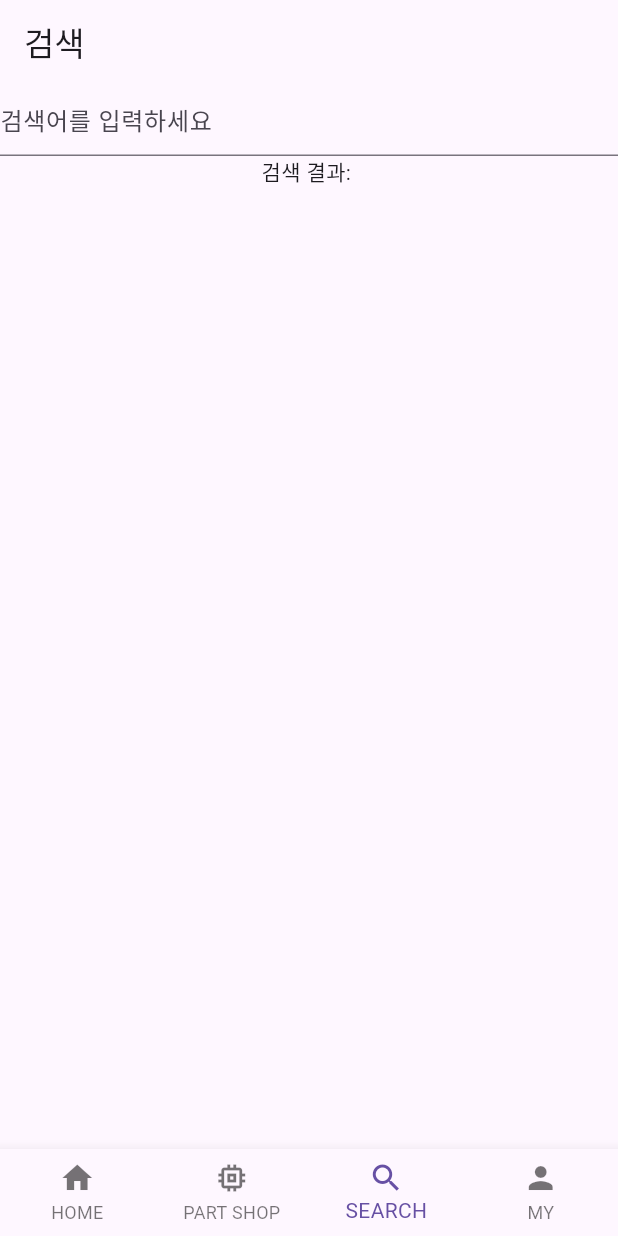
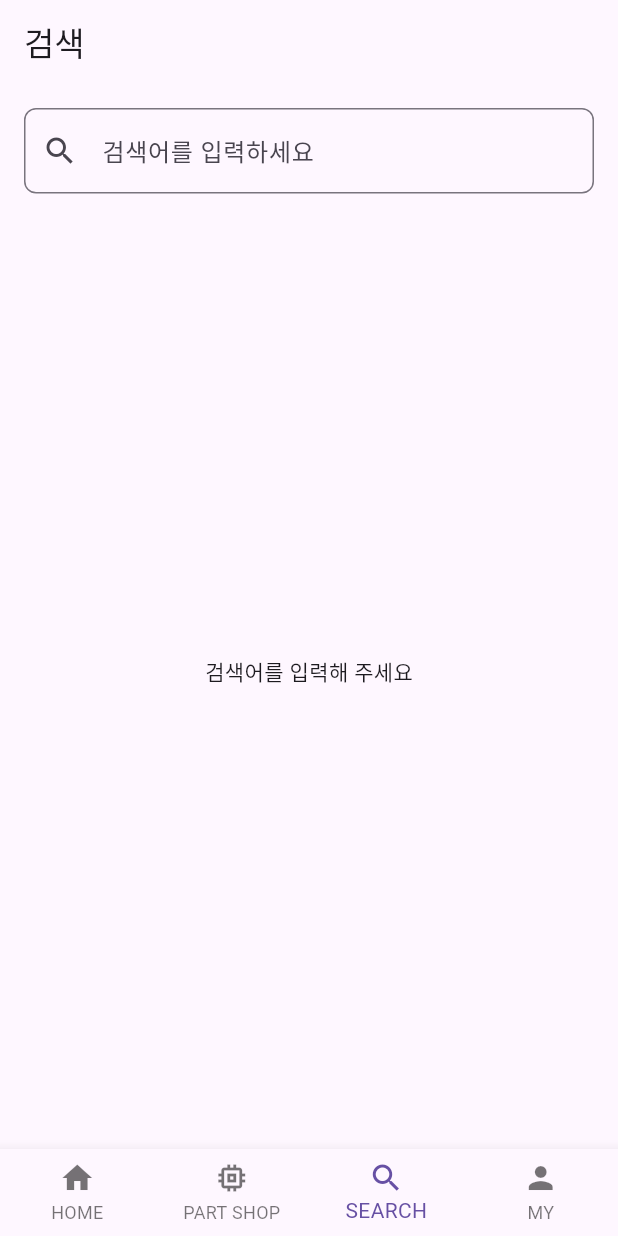
Before and after one commit to chanspick/hotp_project, a Flutter app: the screen it shows after launch, item 3 of the bottom bar chosen, on a phone screen of 412 x 824 dp. Run offline on Flutter 3.47's test engine with Material 3 defaults, Android fonts, the phone set to English and light mode, and no system bars; network calls fail.

Commit message:
수정커밋

```diff
--- a/flutter_application_1/lib/screens/search_screen.dart
+++ b/flutter_application_1/lib/screens/search_screen.dart
@@ -8,24 +8,82 @@ class SearchScreen extends StatefulWidget {
 }
 
 class _SearchScreenState extends State<SearchScreen> {
-  String keyword = '';
+  String _keyword = '';
+  final TextEditingController _controller = TextEditingController();
+
+  @override
+  void dispose() {
+    _controller.dispose();
+    super.dispose();
+  }
+
+  // 임시 검색 결과 (실제론 API 연동)
+  List<String> get _results {
+    if (_keyword.isEmpty) return [];
+    return List.generate(5, (i) => '$_keyword 결과 ${i + 1}');
+  }
+
+  void _clearSearch() {
+    setState(() {
+      _keyword = '';
+      _controller.clear();
+    });
+  }
 
   @override
   Widget build(BuildContext context) {
     return Scaffold(
-      appBar: AppBar(title: const Text('검색')),
-      body: Column(
+      appBar: AppBar(
+        title: const Text('검색'),
+      ),
+      body: Padding(
+        padding: const EdgeInsets.all(16),
+        child: Column(
           children: [
             TextField(
-            decoration: const InputDecoration(hintText: '검색어를 입력하세요'),
+              controller: _controller,
+              decoration: InputDecoration(
+                hintText: '검색어를 입력하세요',
+                prefixIcon: const Icon(Icons.search),
+                suffixIcon: _keyword.isNotEmpty
+                    ? IconButton(
+                  icon: const Icon(Icons.clear),
+                  onPressed: _clearSearch,
+                )
+                    : null,
+                border: OutlineInputBorder(
+                  borderRadius: BorderRadius.circular(8),
+                ),
+              ),
+              textInputAction: TextInputAction.search,
               onChanged: (val) {
-              setState(() {
-                keyword = val;
-              });
+                setState(() => _keyword = val);
+                // 실제 API 연동 시 debounce 처리 권장
+              },
+              onSubmitted: (val) {
+                setState(() => _keyword = val);
+                // TODO: 실제 API 호출 로직
               },
             ),
-          Expanded(child: Container(child: Text("검색 결과: $keyword"))),
+            const SizedBox(height: 16),
+            Expanded(
+              child: _results.isEmpty
+                  ? const Center(child: Text('검색어를 입력해 주세요'))
+                  : ListView.builder(
+                itemCount: _results.length,
+                itemBuilder: (ctx, i) => ListTile(
+                  leading: const Icon(Icons.history),
+                  title: Text(_results[i]),
+                  onTap: () {
+                    // 키보드 내리기
+                    FocusScope.of(context).unfocus();
+                    // TODO: 결과 선택 시 원하는 동작
+                  },
+                ),
+              ),
+            ),
           ],
+        ),
       ),
     );
   }
```
Also changed, not shown: flutter_application_1/lib/screens/home_screen.dart (+113 -85 lines), flutter_application_1/lib/screens/my_menu_screen.dart (+76 -3 lines), 2 other files. Lines whose indentation alone changed are shown as unchanged.
